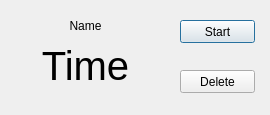
Qt form Lab 2/untitled/alarmwidget.ui (Afohtim/OOP-oof-) before a commit.
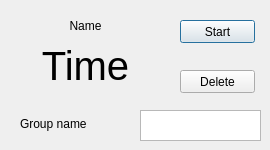
The same form after that commit.

Patch:
```diff
--- a/Lab 2/untitled/alarmwidget.ui
+++ b/Lab 2/untitled/alarmwidget.ui
@@ -7,7 +7,7 @@
     <x>0</x>
     <y>0</y>
     <width>270</width>
-    <height>115</height>
+    <height>150</height>
    </rect>
   </property>
   <property name="windowTitle">
@@ -76,6 +76,29 @@
     <set>Qt::AlignCenter</set>
    </property>
   </widget>
+  <widget class="QPlainTextEdit" name="groupEdit">
+   <property name="geometry">
+    <rect>
+     <x>140</x>
+     <y>110</y>
+     <width>121</width>
+     <height>31</height>
+    </rect>
+   </property>
+  </widget>
+  <widget class="QLabel" name="groupLabel">
+   <property name="geometry">
+    <rect>
+     <x>20</x>
+     <y>116</y>
+     <width>71</width>
+     <height>16</height>
+    </rect>
+   </property>
+   <property name="text">
+    <string>Group name</string>
+   </property>
+  </widget>
  </widget>
  <resources/>
  <connections/>
```
